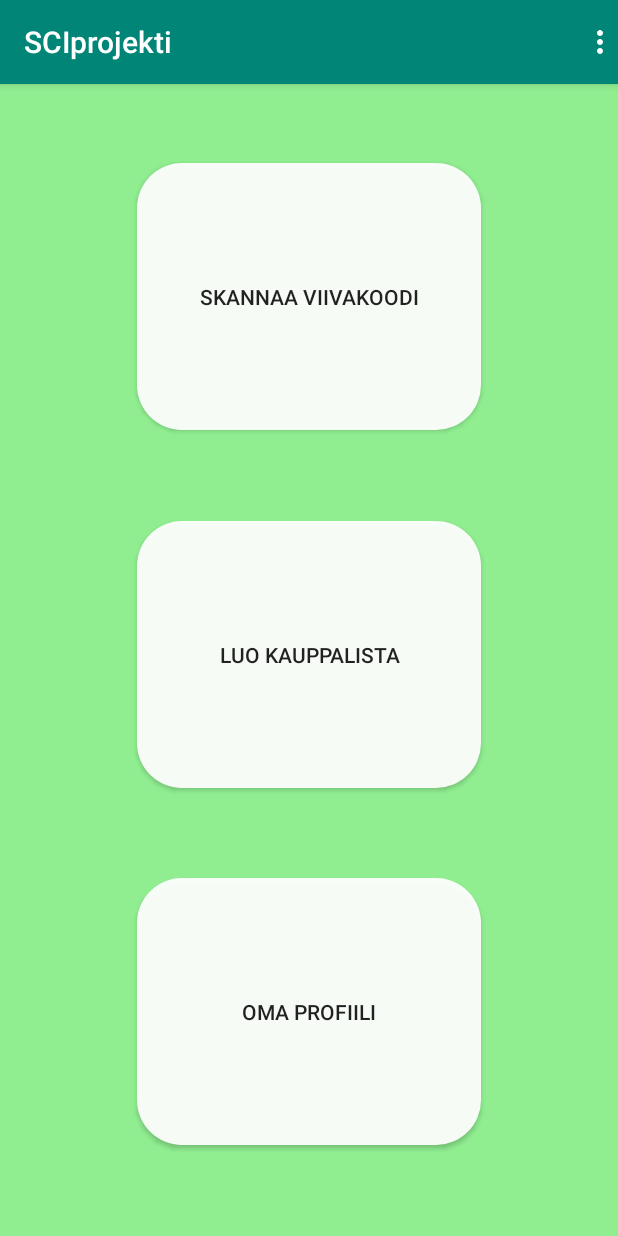
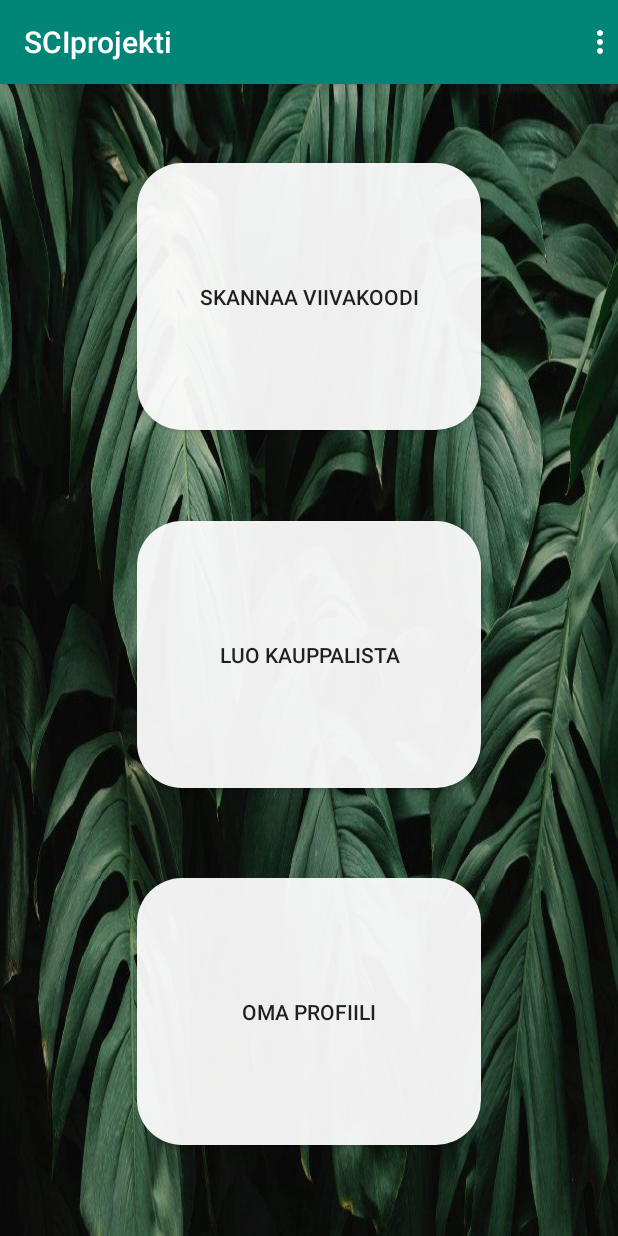
Before and after one commit to hemmlin/SCI_app, an Android app: the screen it shows after launch (MainActivity), on a phone screen of 412 x 824 dp. Run offline under Robolectric (Android 15) with nearby library versions, the phone set to English and light mode, and no system bars.

Commit message:
taustakuva

```diff
--- a/app/src/main/res/layout/activity_main.xml
+++ b/app/src/main/res/layout/activity_main.xml
@@ -5,7 +5,7 @@
     xmlns:app="http://schemas.android.com/apk/res-auto"
     android:layout_width="match_parent"
     android:layout_height="match_parent"
-    tools:context=".MainActivity" android:background="@color/taustavari">
+    tools:context=".MainActivity" android:background="@drawable/taustak">
 
 
     <com.google.android.material.appbar.AppBarLayout
```
Also changed, not shown: app/src/main/res/drawable/tausta.jpg (added), app/src/main/res/drawable/taustak.jpg (added).
